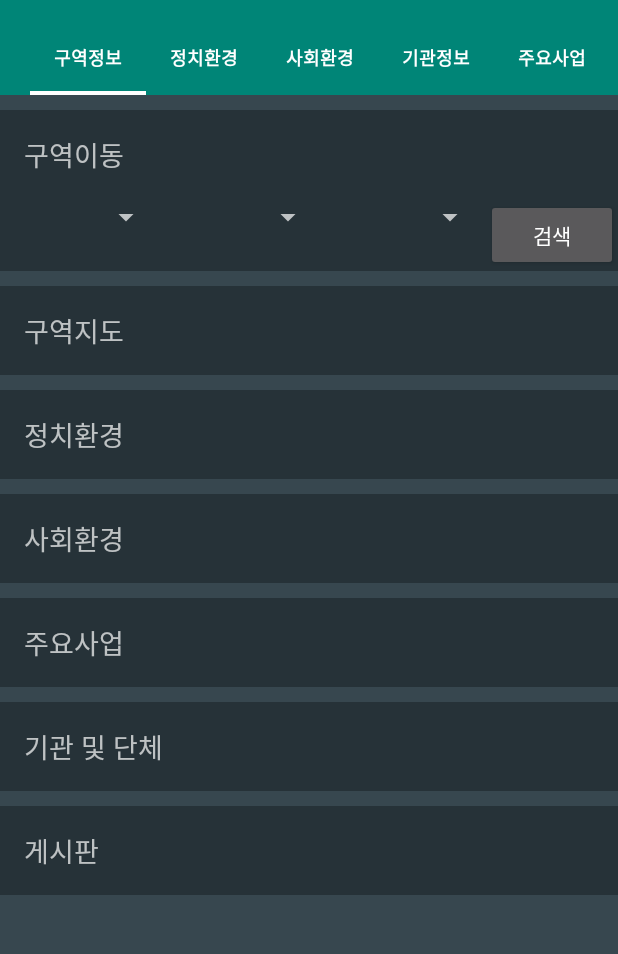
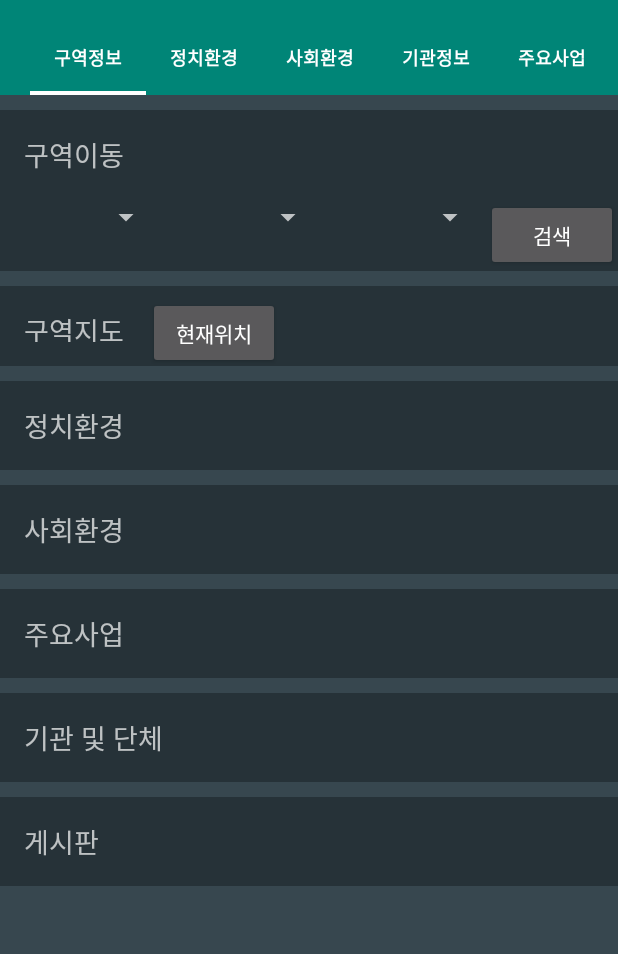
Before and after one commit to wrjeoung/ElectionManager, an Android app: the SearchFragment screen opened directly, with no data from a screen before it, on a phone screen of 412 x 824 dp, the part 64-1018 px from its top. Run offline under Robolectric (Android 15) with nearby library versions, the phone set to English and light mode, and no system bars; libraries missing offline, so code that uses them is left out: org.json.simple; 4 statements that could not run were skipped.

Commit message:
GPS 개발

```diff
--- a/app/src/main/AndroidManifest.xml
+++ b/app/src/main/AndroidManifest.xml
@@ -9,6 +9,7 @@
     <uses-permission android:name="android.permission.VIBRATE"/>
     <uses-permission android:name="android.permission.ACCESS_WIFI_STATE"/>
     <uses-permission android:name="android.permission.INTERNET" />
+    <uses-permission android:name="android.permission.ACCESS_FINE_LOCATION" /> <!-- GPS -->
 
     <application
         android:allowBackup="true"
--- a/app/src/main/java/com/jsloves/election/fragment/SearchFragment.java
+++ b/app/src/main/java/com/jsloves/election/fragment/SearchFragment.java
@@ -8,6 +8,7 @@ import android.net.http.SslError;
 import android.os.AsyncTask;
 import android.os.Bundle;
 import android.support.v4.app.Fragment;
+import android.util.Log;
 import android.view.LayoutInflater;
 import android.view.View;
 import android.view.ViewGroup;
@@ -23,11 +24,14 @@ import android.widget.AdapterView.OnItemSelectedListener;
 import android.widget.ArrayAdapter;
 import android.widget.Button;
 import android.widget.Spinner;
+import android.widget.TextView;
+import android.widget.Toast;
 
 import com.google.gson.Gson;
 import com.google.gson.reflect.TypeToken;
 import com.jsloves.election.activity.R;
 import com.jsloves.election.application.ElectionManagerApp;
+import com.jsloves.election.util.GpsInfo;
 import com.jsloves.election.util.HttpConnection;
 
 import org.json.simple.JSONArray;
@@ -48,6 +52,7 @@ import java.util.List;
 public class SearchFragment extends Fragment implements OnItemSelectedListener {
     // TODO: Rename parameter arguments, choose names that match
     // the fragment initialization parameters, e.g. ARG_ITEM_NUMBER
+    public static final String TAG = SearchFragment.class.getSimpleName();
     private static final String ARG_PARAM1 = "param1";
     private static final String ARG_PARAM2 = "param2";
     private JSONArray array1 = new JSONArray();
@@ -65,6 +70,11 @@ public class SearchFragment extends Fragment implements OnItemSelectedListener {
     private Spinner sp1;
     private Spinner sp2;
     private Spinner sp3;
+
+	// GPS
+    private Button gpsSearchBtn;
+    private GpsInfo gps;
+    private TextView resultGpsText;
 
     /**
      * Use this factory method to create a new instance of
@@ -91,11 +101,13 @@ public class SearchFragment extends Fragment implements OnItemSelectedListener {
     @Override
     public void onCreate(Bundle savedInstanceState) {
         super.onCreate(savedInstanceState);
+        Log.d(TAG,"onCreate");
         setRetainInstance(true);
         if (getArguments() != null) {
             mParam1 = getArguments().getString(ARG_PARAM1);
             mParam2 = getArguments().getString(ARG_PARAM2);
         }
+        Log.d(TAG," mParam1 : " + mParam1 + " mParam2 : " + mParam2);
         mTask = new SearchTask();
         JSONObject json1 = new JSONObject();
         json1.put("TYPE", "SELECTITEMS");
@@ -111,6 +123,7 @@ public class SearchFragment extends Fragment implements OnItemSelectedListener {
         }
         @Override
         public boolean shouldOverrideUrlLoading(WebView view, String url) {
+            Log.d(TAG, "shouldOverrideUrlLoading url : " + url);
             view.loadUrl(url);
             return true;
         }
@@ -127,6 +140,7 @@ public class SearchFragment extends Fragment implements OnItemSelectedListener {
     public View onCreateView(LayoutInflater inflater, ViewGroup container,
                              Bundle savedInstanceState) {
         // Inflate the layout for this fragment
+        Log.d(TAG,"onCreateView");
         View view = inflater.inflate(R.layout.fragment_search, container, false);
         myWebview = (WebView) view.findViewById(
                 R.id.webView);
@@ -186,6 +200,33 @@ public class SearchFragment extends Fragment implements OnItemSelectedListener {
                     myWebview.setVisibility(View.VISIBLE);
             }
         });
+
+		gpsSearchBtn = (Button) view.findViewById(R.id.gpsSearch);
+        gpsSearchBtn.setOnClickListener(new View.OnClickListener() {
+            @Override
+            public void onClick(View v) {
+                Log.d(TAG, "gpsSearchBtn click");
+                gps = new GpsInfo(getActivity());
+                // GPS 사용유무 가져오기
+                if(gps.isGetLocation()){
+                    // 위도
+                    double latitude  = gps.getLatitude();
+                    // 경도
+                    double longitude = gps.getLongitude();
+
+                    String setText = "위도 : " + String.valueOf(latitude) + " 경도 : " + String.valueOf(longitude);
+                    Log.d(TAG," result : " + setText);
+                    String addr = gps.getAddress(latitude,longitude);
+                    Log.d(TAG, "addr : " + addr);
+                    Toast.makeText(getActivity().getApplicationContext(),"당신의 위치 - \n위도: " + latitude + "\n경도: " + longitude,Toast.LENGTH_SHORT).show();
+                }else{
+                    // GPS 를 사용할수 없으므로
+                    gps.showSettingsAlert();
+                }
+
+            }
+        });
+
         return view;
     }
 
@@ -212,7 +253,7 @@ public class SearchFragment extends Fragment implements OnItemSelectedListener {
     @Override
     public void onNothingSelected(AdapterView<?> arg0) {
         // TODO Auto-generated method stub
-        //Log.d("kjh","onNothingSelected");
+        Log.d(TAG,"onNothingSelected");
 
     }
 
@@ -294,6 +335,7 @@ public class SearchFragment extends Fragment implements OnItemSelectedListener {
 
         @Override
         protected void onPostExecute(String resultData) {
+            Log.d(TAG,"onPostExecute resultData : " + resultData);
             try {
                 JSONObject re = null;
                 JSONParser par = new JSONParser();
--- a/app/src/main/res/layout/fragment_search.xml
+++ b/app/src/main/res/layout/fragment_search.xml
@@ -63,6 +63,14 @@
                 android:background="@color/material_blue_grey_900"
                 android:orientation="vertical"
                 android:layout_marginTop="10dp">
+
+                <LinearLayout
+                    android:orientation="horizontal"
+                    android:layout_width="match_parent"
+                    android:layout_height="53dp"
+                    android:layout_gravity="center_horizontal"
+                    android:weightSum="1">
+
                     <TextView
                         android:id="@+id/textView2"
                         android:layout_width="wrap_content"
@@ -73,6 +81,15 @@
                         android:paddingRight="@dimen/activity_horizontal_margin"
                         android:paddingTop="@dimen/activity_vertical_margin"
                         android:textAppearance="?android:attr/textAppearanceMedium" />
+
+                    <Button
+                        android:layout_width="wrap_content"
+                        android:layout_height="wrap_content"
+                        android:text="현재위치"
+                        android:id="@+id/gpsSearch" />
+
+                </LinearLayout>
+
                 <WebView
                     android:id="@+id/webView"
                     android:layout_width="match_parent"
```
Also changed, not shown: app/src/main/java/com/jsloves/election/util/GpsInfo.java (added, +240 -0 lines). Lines whose indentation alone changed are shown as unchanged.
